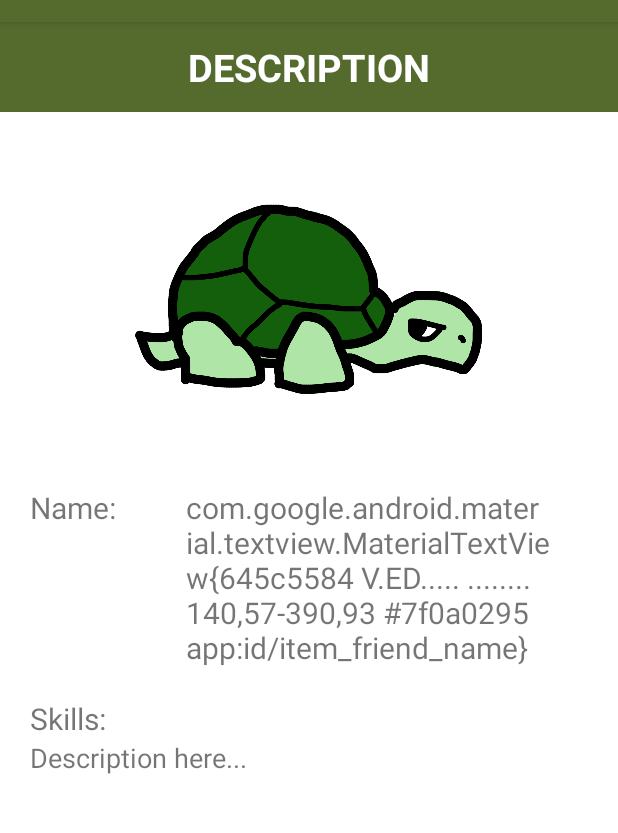
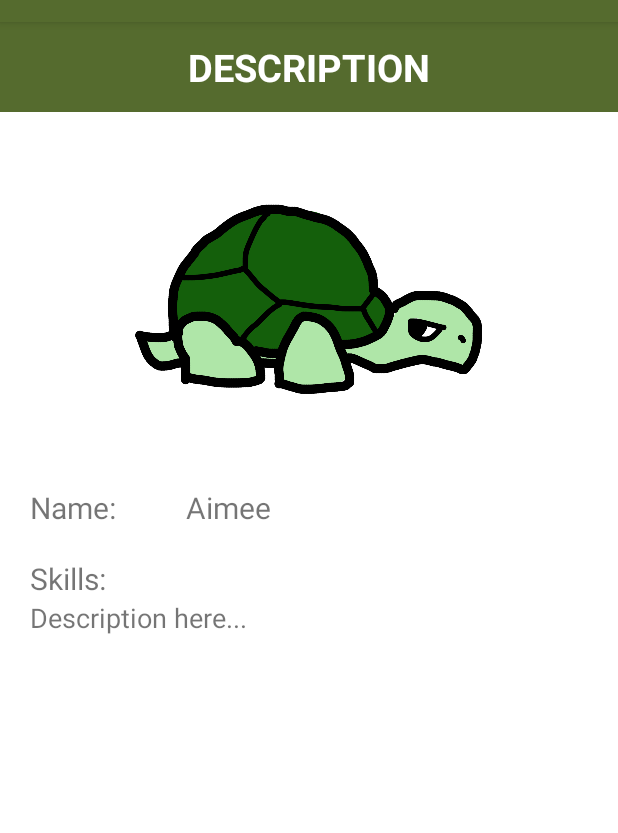
Before and after one commit to LiangL2020/NotLonesomeGeorge, an Android app: the AchievementsActivity screen opened directly, with no data from a screen before it, after a tap on "DETAIL", on a phone screen of 412 x 824 dp, the part 62-895 px from its top. Run offline under Robolectric (Android 15) with nearby library versions, the phone set to English and light mode, and no system bars.

Commit message:
description showing name!!!

```diff
--- a/app/src/main/java/com/example/notlonesomegeorge/AchievementAdapter.kt
+++ b/app/src/main/java/com/example/notlonesomegeorge/AchievementAdapter.kt
@@ -63,9 +63,9 @@ class AchievementAdapter(val activity: Activity, private val achievements: List<
         fun bind(cAch: Achievement) {
             friendName.text = cAch.name
             launchButton.setOnClickListener {
-                Log.d(TAG, "button pressed for " + friendName.toString())
+                Log.d(TAG, "button pressed for " + cAch.name)
                 val intent = Intent(activity, DescriptionActivity::class.java).also {
-                    it.putExtra("friend_name_to_description", friendName.toString())
+                    it.putExtra("friend_name_to_description", cAch.name)
                     activity.startActivity(it)
                 }
             }
```
